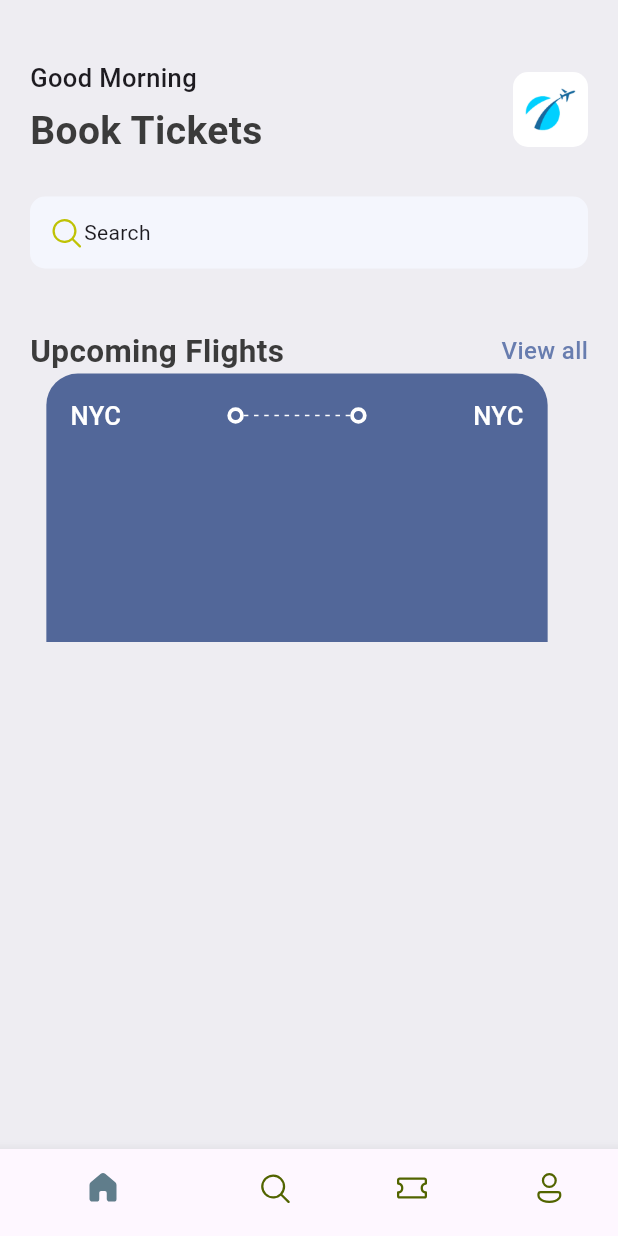
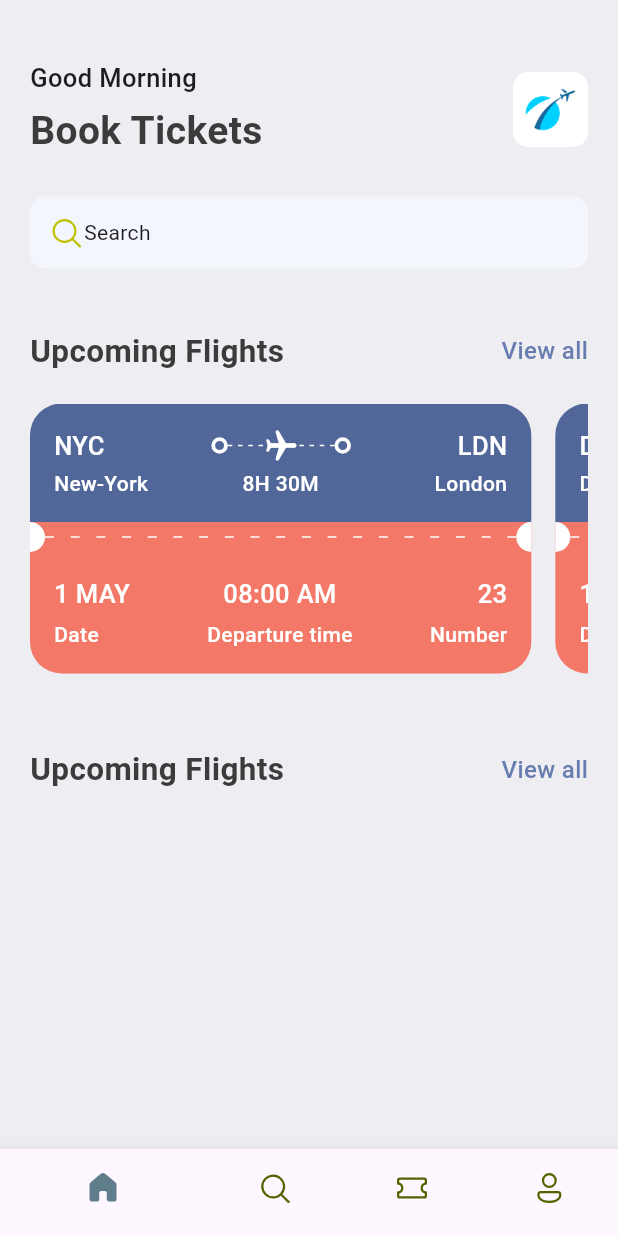
Before and after one commit to Harshithabh1004/ticket_app, a Flutter app: the screen it shows after launch, on a phone screen of 412 x 824 dp. Run offline on Flutter 3.47's test engine with Material 3 defaults, Android fonts, the light colour scheme and no system bars; our stand-ins replace fluentui_icons.

Commit message:
[ANDROID] added enableOnBackInvokedCallback=true in AndroidMainfest.xml,[main] added routes,[utlis] added all_json file,[widgets] added app_cloumn_text_layout,app_double_text,app_layoutbuilder_widget,big_circle,big_dot,text_style_fourt,text_style_third,ticket_view files,[screens] added all_tickets file,[home_screen] added horizontal scroll of tickets,

```diff
--- a/lib/base/res/media.dart
+++ /dev/null
@@ -1,4 +0,0 @@
-class AppMedia {
-  static const _baseImage = "assets/images";
-  static const logo = '$_baseImage/logo.png';
-}
--- a/lib/base/res/styles/app_styles.dart
+++ b/lib/base/res/styles/app_styles.dart
@@ -6,7 +6,8 @@ class AppStyles {
   static Color primaryColor = primary;
   static Color textColor = const Color(0xFF3b3b3b);
   static Color bgColor = const Color(0xFFeeedf2);
-  static Color ticketBlue=const Color(0xFF526799);
+  static Color ticketBlue = const Color(0xFF526799);
+  static Color ticketOrange = const Color(0xFFF37867);
 
   static TextStyle textStyle = TextStyle(
     fontSize: 16,
@@ -30,4 +31,9 @@ class AppStyles {
     fontSize: 17,
     fontWeight: FontWeight.w500,
   );
+
+  static TextStyle headLineStyle4 = const TextStyle(
+    fontSize: 14,
+    fontWeight: FontWeight.w500,
+  );
 }
--- a/lib/base/res/widgets/ticket_view.dart
+++ /dev/null
@@ -1,60 +0,0 @@
-import 'package:flutter/material.dart';
-import 'package:ticket_app_project/base/res/styles/app_styles.dart';
-import 'package:ticket_app_project/base/res/widgets/app_layoutbuilder_widget.dart';
-import 'package:ticket_app_project/base/res/widgets/big_dot.dart';
-
-class TicketView extends StatelessWidget {
-  const TicketView({super.key});
-
-  @override
-  Widget build(BuildContext context) {
-    final size = MediaQuery.of(context).size;
-
-    return SizedBox(
-      width: size.width * 0.85,
-      height: 179,
-      child: Container(
-        margin: EdgeInsets.only(right: 16),
-        padding: EdgeInsets.all(16),
-        decoration: BoxDecoration(
-          color: AppStyles.ticketBlue,
-          borderRadius: BorderRadius.only(
-            topLeft: Radius.circular(21),
-            topRight: Radius.circular(21),
-          ),
-        ),
-        child: Column(
-          children: [
-            Row(
-              children: [
-                Text(
-                  "NYC",
-                  style: AppStyles.headLineStyle3.copyWith(color: Colors.white),
-                ),
-                Expanded(child: Container()),
-                BigDot(),
-                Expanded(
-                  child: Stack(
-                    children: [
-                      SizedBox(
-                        height: 24,
-                        child: AppLayoutbuilderWidget(randomDivider: 6),
-                      ),
-                      //Center(child: Text("plane"),)
-                    ],
-                  ),
-                ),
-                BigDot(),
-                Expanded(child: Container()),
-                Text(
-                  "NYC",
-                  style: AppStyles.headLineStyle3.copyWith(color: Colors.white),
-                ),
-              ],
-            ),
-          ],
-        ),
-      ),
-    );
-  }
-}
--- /dev/null
+++ b/lib/base/utils/all_json.dart
@@ -0,0 +1,90 @@
+List<Map<String, dynamic>> ticketList = [
+  {
+    'from': {'code': "NYC", 'name': "New-York"},
+    'to': {'code': "LDN", 'name': "London"},
+    'flying_time': '8H 30M',
+    'date': "1 MAY",
+    'departure_time': "08:00 AM",
+    "number": 23,
+  },
+  {
+    'from': {'code': "DK", 'name': "Dhaka"},
+    'to': {'code': "SH", 'name': "Shanghai"},
+    'flying_time': '4H 20M',
+    'date': "10 MAY",
+    'departure_time': "09:00 AM",
+    "number": 45,
+  },
+  {
+    'from': {'code': "DK", 'name': "Dhaka"},
+    'to': {'code': "SH", 'name': "Shanghai"},
+    'flying_time': '4H 20M',
+    'date': "10 MAY",
+    'departure_time': "09:00 AM",
+    "number": 45,
+  },
+  {
+    'from': {'code': "DK", 'name': "Dhaka"},
+    'to': {'code': "SH", 'name': "Shanghai"},
+    'flying_time': '4H 20M',
+    'date': "10 MAY",
+    'departure_time': "09:00 AM",
+    "number": 45,
+  },
+  {
+    'from': {'code': "DK", 'name': "Dhaka"},
+    'to': {'code': "SH", 'name': "Shanghai"},
+    'flying_time': '4H 20M',
+    'date': "10 MAY",
+    'departure_time': "09:00 AM",
+    "number": 45,
+  },
+  {
+    'from': {'code': "NYC", 'name': "New-York"},
+    'to': {'code': "LDN", 'name': "London"},
+    'flying_time': '8H 30M',
+    'date': "1 MAY",
+    'departure_time': "08:00 AM",
+    "number": 23,
+  },
+  {
+    'from': {'code': "DK", 'name': "Dhaka"},
+    'to': {'code': "SH", 'name': "Shanghai"},
+    'flying_time': '4H 20M',
+    'date': "10 MAY",
+    'departure_time': "09:00 AM",
+    "number": 45,
+  },
+  {
+    'from': {'code': "NYC", 'name': "New-York"},
+    'to': {'code': "LDN", 'name': "London"},
+    'flying_time': '8H 30M',
+    'date': "1 MAY",
+    'departure_time': "08:00 AM",
+    "number": 23,
+  },
+  {
+    'from': {'code': "DK", 'name': "Dhaka"},
+    'to': {'code': "SH", 'name': "Shanghai"},
+    'flying_time': '4H 20M',
+    'date': "10 MAY",
+    'departure_time': "09:00 AM",
+    "number": 45,
+  },
+  {
+    'from': {'code': "NYC", 'name': "New-York"},
+    'to': {'code': "LDN", 'name': "London"},
+    'flying_time': '8H 30M',
+    'date': "1 MAY",
+    'departure_time': "08:00 AM",
+    "number": 23,
+  },
+  {
+    'from': {'code': "DK", 'name': "Dhaka"},
+    'to': {'code': "SH", 'name': "Shanghai"},
+    'flying_time': '4H 20M',
+    'date': "10 MAY",
+    'departure_time': "09:00 AM",
+    "number": 45,
+  },
+];
--- /dev/null
+++ b/lib/base/widgets/app_column_text_layout.dart
@@ -0,0 +1,26 @@
+import 'package:flutter/material.dart';
+import 'package:ticket_app_project/base/widgets/text_style_fourth.dart';
+import 'package:ticket_app_project/base/widgets/text_style_third.dart';
+
+class AppColumnTextLayout extends StatelessWidget {
+  const AppColumnTextLayout({
+    super.key,
+    required this.topText,
+    required this.bottomText,
+    required this.alignment,
+  });
+  final String topText;
+  final String bottomText;
+  final CrossAxisAlignment alignment;
+  @override
+  Widget build(BuildContext context) {
+    return Column(
+      crossAxisAlignment: alignment,
+      children: [
+        TextStyleThird(text: topText),
+        SizedBox(height: 5),
+        TextStyleFourth(text: bottomText),
+      ],
+    );
+  }
+}
--- a/lib/base/res/widgets/app_double_text.dart
+++ b/lib/base/widgets/app_double_text.dart
@@ -1,5 +1,6 @@
 import 'package:flutter/material.dart';
 import 'package:ticket_app_project/base/res/styles/app_styles.dart';
+import 'package:ticket_app_project/screens/all_tickets.dart';
 
 class AppDoubleText extends StatelessWidget {
   const AppDoubleText({
@@ -14,15 +15,15 @@ class AppDoubleText extends StatelessWidget {
     return Row(
       mainAxisAlignment: MainAxisAlignment.spaceBetween,
       children: [
-      Text(bigText,style:AppStyles.headLineStyle2),
-      InkWell(
-        onTap:(){
-
-      },
-      child:Text(smallText,style:AppStyles.textStyle.copyWith(
-        color: AppStyles.primaryColor
-      ))
-      )
-    ],);
+        Text(bigText, style: AppStyles.headLineStyle2),
+        InkWell(
+          onTap: () => Navigator.pushNamed(context, "all_tickets"),
+          child: Text(
+            smallText,
+            style: AppStyles.textStyle.copyWith(color: AppStyles.primaryColor),
+          ),
+        ),
+      ],
+    );
   }
 }
--- a/lib/base/res/widgets/app_layoutbuilder_widget.dart
+++ b/lib/base/widgets/app_layoutbuilder_widget.dart
@@ -1,8 +1,13 @@
 import 'package:flutter/material.dart';
 
 class AppLayoutbuilderWidget extends StatelessWidget {
-  const AppLayoutbuilderWidget({super.key, required this.randomDivider});
+  const AppLayoutbuilderWidget({
+    super.key,
+    required this.randomDivider,
+    this.width = 3,
+  });
   final int randomDivider;
+  final double width;
   @override
   Widget build(BuildContext context) {
     return LayoutBuilder(
@@ -14,7 +19,7 @@ class AppLayoutbuilderWidget extends StatelessWidget {
           children: List.generate(
             (constraints.constrainWidth() / randomDivider).floor(),
             (index) => SizedBox(
-              width: 3,
+              width: width,
               height: 1,
               child: DecoratedBox(
                 decoration: BoxDecoration(color: Colors.white),
--- /dev/null
+++ b/lib/base/widgets/big_circle.dart
@@ -0,0 +1,27 @@
+import 'package:flutter/material.dart';
+
+class BigCircle extends StatelessWidget {
+  const BigCircle({super.key, required this.isRight});
+  final bool isRight;
+  @override
+  Widget build(BuildContext context) {
+    return SizedBox(
+      height: 20,
+      width: 10,
+      child: DecoratedBox(
+        decoration: BoxDecoration(
+          color: Colors.white,
+          borderRadius: isRight == true
+              ? BorderRadius.only(
+                  topLeft: Radius.circular(10),
+                  bottomLeft: Radius.circular(10),
+                )
+              : BorderRadius.only(
+                  topRight: Radius.circular(10),
+                  bottomRight: Radius.circular(10),
+                ),
+        ),
+      ),
+    );
+  }
+}
--- /dev/null
+++ b/lib/base/widgets/text_style_fourth.dart
@@ -0,0 +1,20 @@
+import 'package:flutter/material.dart';
+import 'package:ticket_app_project/base/res/styles/app_styles.dart';
+
+class TextStyleFourth extends StatelessWidget {
+  const TextStyleFourth({
+    super.key,
+    required this.text,
+    this.align = TextAlign.start,
+  });
+  final String text;
+  final TextAlign align;
+  @override
+  Widget build(BuildContext context) {
+    return Text(
+      text,
+      textAlign: align,
+      style: AppStyles.headLineStyle4.copyWith(color: Colors.white),
+    );
+  }
+}
--- /dev/null
+++ b/lib/base/widgets/text_style_third.dart
@@ -0,0 +1,14 @@
+import 'package:flutter/material.dart';
+import 'package:ticket_app_project/base/res/styles/app_styles.dart';
+
+class TextStyleThird extends StatelessWidget {
+  const TextStyleThird({super.key, required this.text});
+  final String text;
+  @override
+  Widget build(BuildContext context) {
+    return Text(
+      text,
+      style: AppStyles.headLineStyle3.copyWith(color: Colors.white),
+    );
+  }
+}
--- /dev/null
+++ b/lib/base/widgets/ticket_view.dart
@@ -0,0 +1,160 @@
+import 'package:flutter/material.dart';
+import 'package:ticket_app_project/base/res/styles/app_styles.dart';
+import 'package:ticket_app_project/base/widgets/app_column_text_layout.dart';
+import 'package:ticket_app_project/base/widgets/app_layoutbuilder_widget.dart';
+import 'package:ticket_app_project/base/widgets/big_circle.dart';
+import 'package:ticket_app_project/base/widgets/big_dot.dart';
+import 'package:ticket_app_project/base/widgets/text_style_fourth.dart';
+import 'package:ticket_app_project/base/widgets/text_style_third.dart';
+
+class TicketView extends StatelessWidget {
+  const TicketView({super.key, required this.ticket, this.wholeScreen = false});
+  final Map<String, dynamic> ticket;
+  final bool wholeScreen;
+  @override
+  Widget build(BuildContext context) {
+    final size = MediaQuery.of(context).size;
+
+    return SizedBox(
+      width: size.width * 0.85,
+      height: 189,
+      child: Container(
+        margin: EdgeInsets.only(right: wholeScreen == true ? 0 : 16),
+        child: Column(
+          children: [
+            //blue part of ticket
+            Container(
+              padding: EdgeInsets.all(16),
+              decoration: BoxDecoration(
+                color: AppStyles.ticketBlue,
+                borderRadius: BorderRadius.only(
+                  topLeft: Radius.circular(21),
+                  topRight: Radius.circular(21),
+                ),
+              ),
+              child: Column(
+                children: [
+                  //show depature and destination with icons first line
+                  Row(
+                    children: [
+                      TextStyleThird(text: ticket["from"]["code"]),
+                      Expanded(child: Container()),
+                      BigDot(),
+                      Expanded(
+                        child: Stack(
+                          children: [
+                            SizedBox(
+                              height: 24,
+                              child: AppLayoutbuilderWidget(randomDivider: 6),
+                            ),
+                            Center(
+                              child: Transform.rotate(
+                                angle: 1.57,
+                                child: Icon(
+                                  Icons.local_airport_rounded,
+                                  color: Colors.white,
+                                ),
+                              ),
+                            ),
+                          ],
+                        ),
+                      ),
+                      BigDot(),
+                      Expanded(child: Container()),
+                      TextStyleThird(text: ticket["to"]["code"]),
+                    ],
+                  ),
+                  SizedBox(height: 3),
+                  // show departure and destination names with time
+                  Row(
+                    children: [
+                      SizedBox(
+                        width: 100,
+                        child: TextStyleFourth(text: ticket["from"]["name"]),
+                      ),
+                      Expanded(child: Container()),
+                      TextStyleFourth(text: ticket["flying_time"]),
+                      Expanded(child: Container()),
+                      SizedBox(
+                        width: 100,
+                        child: TextStyleFourth(
+                          text: ticket["to"]["name"],
+                          align: TextAlign.end,
+                        ),
+                      ),
+                    ],
+                  ),
+                ],
+              ),
+            ),
+            //circles and dots
+            Container(
+              color: AppStyles.ticketOrange,
+              child: Row(
+                children: [
+                  BigCircle(isRight: false),
+                  Expanded(
+                    child: AppLayoutbuilderWidget(randomDivider: 16, width: 6),
+                  ),
+                  BigCircle(isRight: true),
+                ],
+              ),
+            ),
+            //orange part of ticket
+            Container(
+              padding: EdgeInsets.all(16),
+              decoration: BoxDecoration(
+                color: AppStyles.ticketOrange,
+                borderRadius: BorderRadius.only(
+                  bottomLeft: Radius.circular(21),
+                  bottomRight: Radius.circular(21),
+                ),
+              ),
+              child: Column(
+                children: [
+                  //show depature and destination with name and time
+                  Row(
+                    mainAxisAlignment: MainAxisAlignment.spaceBetween,
+                    children: [
+                      // TextStyleThird(text: "1 May"),
+                      // Expanded(child: Container()),
+                      // TextStyleThird(text: "08:00 AM"),
+                      // Expanded(child: Container()),
+                      // TextStyleThird(text: "23"),
+                      AppColumnTextLayout(
+                        topText: ticket["date"],
+                        bottomText: "Date",
+                        alignment: CrossAxisAlignment.start,
+                      ),
+                      AppColumnTextLayout(
+                        topText: ticket["departure_time"],
+                        bottomText: "Departure time",
+                        alignment: CrossAxisAlignment.center,
+                      ),
+                      AppColumnTextLayout(
+                        topText: ticket["number"].toString(),
+                        bottomText: "Number",
+                        alignment: CrossAxisAlignment.end,
+                      ),
+                    ],
+                  ),
+                  // SizedBox(height: 3),
+                  // // show departure and destination names with time
+                  // Row(
+                  //   children: [
+                  //     TextStyleFourth(text: "Date"),
+                  //     Expanded(child: Container()),
+                  //     TextStyleFourth(text: "Departure time"),
+                  //     Expanded(child: Container()),
+                  //     TextStyleFourth(text: "Number"),
+                  //   ],
+                  // ),
+                ],
+              ),
+            ),
+          ],
+        ),
+      ),
+    );
+  }
+}
--- a/lib/main.dart
+++ b/lib/main.dart
@@ -1,18 +1,23 @@
 import 'package:flutter/material.dart';
 import 'package:ticket_app_project/base/bottom_nav_bar.dart';
+import 'package:ticket_app_project/screens/all_tickets.dart';
 
 void main() {
   runApp(const MyApp());
-
 }
-
-
 
 class MyApp extends StatelessWidget {
   const MyApp({super.key});
 
   @override
   Widget build(BuildContext context) {
-    return MaterialApp(debugShowCheckedModeBanner: false, home: BottomNavBar());
+    return MaterialApp(
+      debugShowCheckedModeBanner: false,
+
+      routes: {
+        "/": (context) => BottomNavBar(),
+        "all_tickets": (context) => AllTickets(),
+      },
+    );
   }
 }
--- /dev/null
+++ b/lib/screens/all_tickets.dart
@@ -0,0 +1,33 @@
+import 'package:flutter/material.dart';
+import 'package:ticket_app_project/base/utils/all_json.dart';
+import 'package:ticket_app_project/base/widgets/ticket_view.dart';
+
+class AllTickets extends StatelessWidget {
+  const AllTickets({super.key});
+
+  @override
+  Widget build(BuildContext context) {
+    return Scaffold(
+      appBar: AppBar(title: Text("All Tickets")),
+      body: ListView(
+        children: [
+          SingleChildScrollView(
+            child: Column(
+              children: ticketList
+                  .map(
+                    (singleTicket) => Container(
+                      margin: EdgeInsets.only(bottom: 20),
+                      child: TicketView(
+                        ticket: singleTicket,
+                        wholeScreen: true,
+                      ),
+                    ),
+                  )
+                  .toList(),
+            ),
+          ),
+        ],
+      ),
+    );
+  }
+}
--- a/lib/screens/home_screen.dart
+++ b/lib/screens/home_screen.dart
@@ -2,8 +2,9 @@ import 'package:fluentui_icons/fluentui_icons.dart';
 import 'package:flutter/material.dart';
 import 'package:ticket_app_project/base/res/styles/app_styles.dart';
 import 'package:ticket_app_project/base/res/styles/media.dart';
-import 'package:ticket_app_project/base/res/widgets/app_double_text.dart';
-import 'package:ticket_app_project/base/res/widgets/ticket_view.dart';
+import 'package:ticket_app_project/base/widgets/app_double_text.dart';
+import 'package:ticket_app_project/base/widgets/ticket_view.dart';
+import 'package:ticket_app_project/base/utils/all_json.dart';
 
 class HomeScreen extends StatelessWidget {
   const HomeScreen({super.key});
@@ -66,8 +67,21 @@ class HomeScreen extends StatelessWidget {
                   bigText: 'Upcoming Flights',
                   smallText: 'View all',
                 ),
-                // const SizedBox(height: 40,),
-                TicketView()
+                const SizedBox(height: 20),
+                SingleChildScrollView(
+                  scrollDirection: Axis.horizontal,
+                  child: Row(
+                    children: ticketList
+                        .take(5)
+                        .map((singlTicket) => TicketView(ticket: singlTicket))
+                        .toList(),
+                  ),
+                ),
+                const SizedBox(height: 40),
+                AppDoubleText(
+                  bigText: 'Upcoming Flights',
+                  smallText: 'View all',
+                ),
               ],
             ),
           ),
```
Also changed, not shown: lib/base/widgets/big_dot.dart (renamed from lib/base/res/widgets/big_dot.dart), 1 other file.
